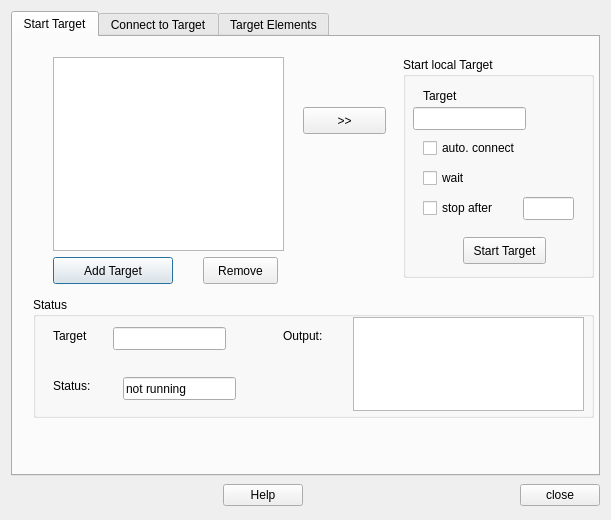
Above: src/qrl_targets_manager.ui from fcuzzocrea/QRTAILab before the change. Below: the same form after it.
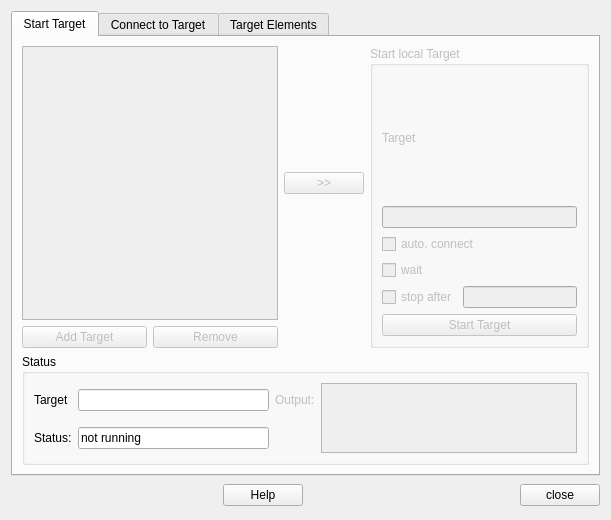
That is the form after the change. The open tabs and pages were chosen to show the change. Icons and pictures are not drawn.

Commit message: target manager improved

The edit to the form file:
```diff
--- a/src/qrl_targets_manager.ui
+++ b/src/qrl_targets_manager.ui
@@ -1,6 +1,9 @@
 <ui version="4.0" >
  <class>QRL_TargetsManager</class>
  <widget class="QDialog" name="QRL_TargetsManager" >
+  <property name="enabled" >
+   <bool>true</bool>
+  </property>
   <property name="geometry" >
    <rect>
     <x>0</x>
@@ -28,242 +31,157 @@
       <number>0</number>
      </property>
      <widget class="QWidget" name="tab" >
+      <property name="geometry" >
+       <rect>
+        <x>0</x>
+        <y>0</y>
+        <width>589</width>
+        <height>433</height>
+       </rect>
+      </property>
       <attribute name="title" >
        <string>Start Target</string>
       </attribute>
-      <widget class="QPushButton" name="pushButton" >
-       <property name="geometry" >
-        <rect>
-         <x>40</x>
-         <y>220</y>
-         <width>120</width>
-         <height>27</height>
-        </rect>
-       </property>
-       <property name="text" >
-        <string>Add Target</string>
-       </property>
-      </widget>
-      <widget class="QPushButton" name="pushButton_3" >
-       <property name="geometry" >
-        <rect>
-         <x>190</x>
-         <y>220</y>
-         <width>75</width>
-         <height>27</height>
-        </rect>
-       </property>
-       <property name="text" >
-        <string>Remove</string>
-       </property>
-      </widget>
+      <layout class="QGridLayout" name="gridLayout_2" >
+       <item row="0" column="0" colspan="2" >
       <widget class="QListWidget" name="listWidget" >
-       <property name="geometry" >
-        <rect>
-         <x>40</x>
-         <y>20</y>
-         <width>231</width>
-         <height>194</height>
-        </rect>
-       </property>
-      </widget>
+         <property name="enabled" >
+          <bool>false</bool>
+         </property>
+        </widget>
+       </item>
+       <item row="0" column="2" >
+        <widget class="QPushButton" name="pushButton_4" >
+         <property name="enabled" >
+          <bool>false</bool>
+         </property>
+         <property name="text" >
+          <string>>></string>
+         </property>
+        </widget>
+       </item>
+       <item rowspan="2" row="0" column="3" >
       <widget class="QGroupBox" name="groupBox" >
-       <property name="geometry" >
-        <rect>
-         <x>390</x>
-         <y>20</y>
-         <width>191</width>
-         <height>221</height>
-        </rect>
+         <property name="enabled" >
+          <bool>false</bool>
        </property>
        <property name="title" >
         <string>Start local Target</string>
        </property>
+         <layout class="QGridLayout" name="gridLayout_3" >
+          <item row="0" column="0" >
+           <widget class="QLabel" name="label_9" >
+            <property name="text" >
+             <string>Target</string>
+            </property>
+           </widget>
+          </item>
+          <item row="1" column="0" colspan="2" >
+           <widget class="QLineEdit" name="lineEdit" />
+          </item>
+          <item row="2" column="0" colspan="2" >
+           <widget class="QCheckBox" name="checkBox_3" >
+            <property name="text" >
+             <string>auto. connect</string>
+            </property>
+           </widget>
+          </item>
+          <item row="3" column="0" >
        <widget class="QCheckBox" name="checkBox" >
-        <property name="geometry" >
-         <rect>
-          <x>20</x>
-          <y>110</y>
-          <width>83</width>
-          <height>22</height>
-         </rect>
-        </property>
         <property name="text" >
          <string>wait</string>
         </property>
        </widget>
-       <widget class="QPushButton" name="pushButton_2" >
-        <property name="geometry" >
-         <rect>
-          <x>60</x>
-          <y>180</y>
-          <width>83</width>
-          <height>27</height>
-         </rect>
-        </property>
-        <property name="text" >
-         <string>Start Target</string>
-        </property>
-       </widget>
+          </item>
+          <item row="4" column="0" >
        <widget class="QCheckBox" name="checkBox_2" >
-        <property name="geometry" >
-         <rect>
-          <x>20</x>
-          <y>140</y>
-          <width>83</width>
-          <height>22</height>
-         </rect>
-        </property>
         <property name="text" >
          <string>stop after</string>
         </property>
        </widget>
-       <widget class="QLineEdit" name="lineEdit_2" >
-        <property name="geometry" >
-         <rect>
-          <x>120</x>
-          <y>140</y>
-          <width>51</width>
-          <height>23</height>
-         </rect>
-        </property>
-       </widget>
-       <widget class="QLabel" name="label_9" >
-        <property name="geometry" >
-         <rect>
-          <x>20</x>
-          <y>30</y>
-          <width>57</width>
-          <height>18</height>
-         </rect>
-        </property>
+          </item>
+          <item row="4" column="1" >
+           <widget class="QLineEdit" name="lineEdit_2" />
+          </item>
+          <item row="5" column="0" colspan="2" >
+           <widget class="QPushButton" name="pushButton_2" >
         <property name="text" >
-         <string>Target</string>
-        </property>
-       </widget>
-       <widget class="QLineEdit" name="lineEdit" >
-        <property name="geometry" >
-         <rect>
-          <x>10</x>
-          <y>50</y>
-          <width>113</width>
-          <height>23</height>
-         </rect>
-        </property>
-       </widget>
-       <widget class="QCheckBox" name="checkBox_3" >
-        <property name="geometry" >
-         <rect>
-          <x>20</x>
-          <y>80</y>
-          <width>111</width>
-          <height>22</height>
-         </rect>
+             <string>Start Target</string>
+            </property>
+           </widget>
+          </item>
+         </layout>
+        </widget>
+       </item>
+       <item row="1" column="0" >
+        <widget class="QPushButton" name="pushButton" >
+         <property name="enabled" >
+          <bool>false</bool>
         </property>
         <property name="text" >
-         <string>auto. connect</string>
-        </property>
-       </widget>
-      </widget>
-      <widget class="QPushButton" name="pushButton_4" >
-       <property name="geometry" >
-        <rect>
-         <x>290</x>
-         <y>70</y>
-         <width>83</width>
-         <height>27</height>
-        </rect>
+          <string>Add Target</string>
+         </property>
+        </widget>
+       </item>
+       <item row="1" column="1" >
+        <widget class="QPushButton" name="pushButton_3" >
+         <property name="enabled" >
+          <bool>false</bool>
        </property>
        <property name="text" >
-        <string>>></string>
-       </property>
-      </widget>
+          <string>Remove</string>
+         </property>
+        </widget>
+       </item>
+       <item row="2" column="0" colspan="4" >
       <widget class="QGroupBox" name="groupBox_3" >
-       <property name="geometry" >
-        <rect>
-         <x>20</x>
-         <y>260</y>
-         <width>561</width>
-         <height>121</height>
-        </rect>
-       </property>
        <property name="title" >
         <string>Status</string>
        </property>
+         <layout class="QGridLayout" name="gridLayout" >
+          <item row="0" column="0" >
        <widget class="QLabel" name="label_10" >
-        <property name="geometry" >
-         <rect>
-          <x>20</x>
-          <y>30</y>
-          <width>57</width>
-          <height>18</height>
-         </rect>
-        </property>
         <property name="text" >
          <string>Target</string>
         </property>
        </widget>
-       <widget class="QLineEdit" name="lineEdit_3" >
-        <property name="geometry" >
-         <rect>
-          <x>80</x>
-          <y>30</y>
-          <width>113</width>
-          <height>23</height>
-         </rect>
-        </property>
+          </item>
+          <item row="0" column="1" >
+           <widget class="QLineEdit" name="targetNameLineEdit" >
         <property name="readOnly" >
          <bool>true</bool>
         </property>
        </widget>
-       <widget class="QTextEdit" name="textEdit" >
-        <property name="geometry" >
-         <rect>
-          <x>320</x>
-          <y>20</y>
-          <width>231</width>
-          <height>94</height>
-         </rect>
-        </property>
-       </widget>
+          </item>
+          <item row="0" column="2" >
        <widget class="QLabel" name="label_11" >
-        <property name="geometry" >
-         <rect>
-          <x>250</x>
-          <y>30</y>
-          <width>57</width>
-          <height>18</height>
-         </rect>
+            <property name="enabled" >
+             <bool>false</bool>
         </property>
         <property name="text" >
          <string>Output:</string>
         </property>
        </widget>
+          </item>
+          <item rowspan="2" row="0" column="3" >
+           <widget class="QTextEdit" name="textEdit" >
+            <property name="enabled" >
+             <bool>false</bool>
+            </property>
+           </widget>
+          </item>
+          <item row="1" column="0" >
        <widget class="QLabel" name="label_12" >
-        <property name="geometry" >
-         <rect>
-          <x>20</x>
-          <y>80</y>
-          <width>57</width>
-          <height>18</height>
-         </rect>
-        </property>
         <property name="text" >
          <string>Status:</string>
         </property>
        </widget>
-       <widget class="QLineEdit" name="lineEdit_4" >
+          </item>
+          <item row="1" column="1" >
+           <widget class="QLineEdit" name="targetStatusLineEdit" >
         <property name="enabled" >
          <bool>true</bool>
         </property>
-        <property name="geometry" >
-         <rect>
-          <x>90</x>
-          <y>80</y>
-          <width>113</width>
-          <height>23</height>
-         </rect>
-        </property>
         <property name="text" >
          <string>not running</string>
         </property>
@@ -271,7 +189,11 @@
          <bool>true</bool>
         </property>
        </widget>
-      </widget>
+          </item>
+         </layout>
+        </widget>
+       </item>
+      </layout>
      </widget>
      <widget class="QWidget" name="tab_2" >
       <attribute name="title" >
```
Left out of the diff: 351 changed lines with no effect on the pictures. Lines whose indentation alone changed are shown as unchanged. The commit also changes 7 other files.
